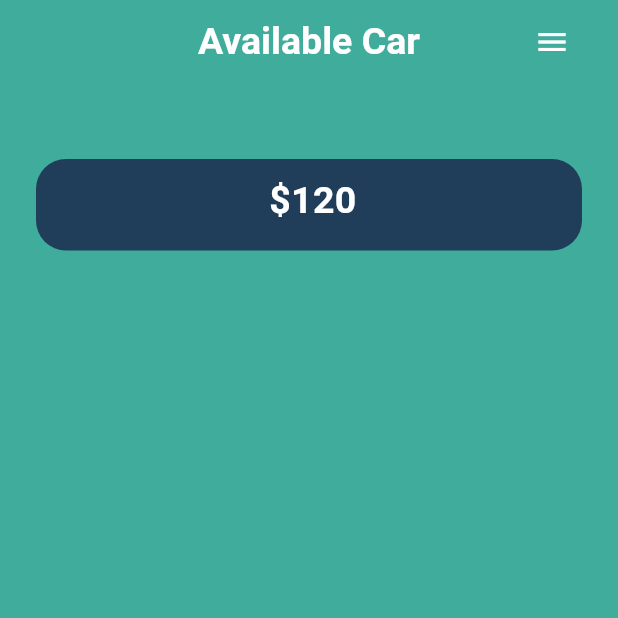
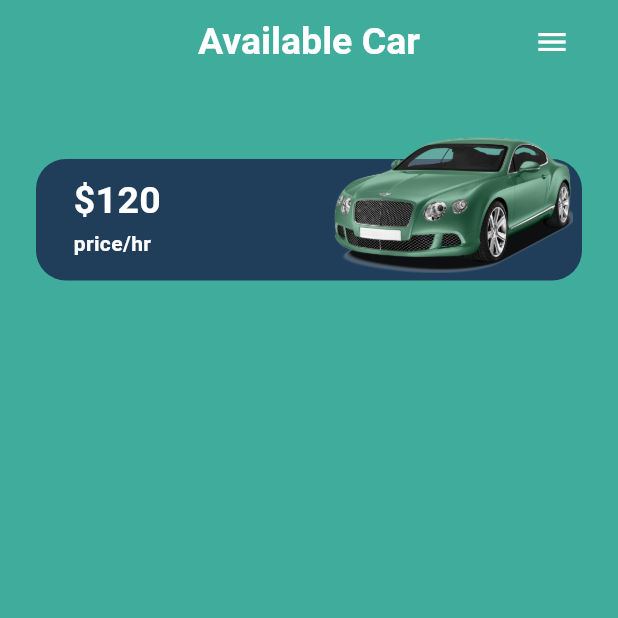
Before and after one commit to Yasitha-Bhanuka/car_app_UI, a Flutter app: the screen it shows after launch, on a phone screen of 412 x 824 dp, the top half of it. Run offline on Flutter 3.47's test engine with Material 3 defaults, Android fonts, the phone set to English and light mode, and no system bars.

Commit message:
Update asset paths and enhance layout in CarHomeScreen

```diff
--- a/lib/model/car.dart
+++ b/lib/model/car.dart
@@ -17,9 +17,10 @@ class Car {
 }
 
 List<Car> carList = [
-  Car('images/bentley.png', 120, 'Bentley', '3A 9200', '77/km', '5,5 L'),
-  Car('images/rolls_roys.png', 185, 'RR', '3A 9200', '77/km', '5,5 L'),
-  Car('images/mercedes.png', 100, 'Mercedes', '3A 9200', '77/km', '5,5 L'),
-  Car('images/audi.png', 90, 'Audi', '3A 9200', '77/km', '5,5 L'),
-  Car('images/bmw.png', 80, 'BMW', '3A 9200', '77/km', '5,5 L'),
+  Car('assets/images/bentley.png', 120, 'Bentley', '3A 9200', '77/km', '5,5 L'),
+  Car('assets/images/rolls_roys.png', 185, 'RR', '3A 9200', '77/km', '5,5 L'),
+  Car('assets/images/mercedes.png', 100, 'Mercedes', '3A 9200', '77/km',
+      '5,5 L'),
+  Car('assets/images/audi.png', 90, 'Audi', '3A 9200', '77/km', '5,5 L'),
+  Car('assets/images/bmw.png', 80, 'BMW', '3A 9200', '77/km', '5,5 L'),
 ];
--- a/lib/screens/Home/car_home_screen.dart
+++ b/lib/screens/Home/car_home_screen.dart
@@ -36,6 +36,7 @@ class CarHomeScreen extends StatelessWidget {
           return GestureDetector(
             onTap: () {},
             child: Container(
+              margin: EdgeInsets.only(bottom: 20),
               child: Stack(
                 children: [
                   Container(
@@ -48,6 +49,7 @@ class CarHomeScreen extends StatelessWidget {
                       borderRadius: BorderRadius.circular(20),
                     ),
                     child: Column(
+                      crossAxisAlignment: CrossAxisAlignment.start,
                       children: [
                         Text(
                           "\$${car.price.toString()}",
@@ -56,9 +58,18 @@ class CarHomeScreen extends StatelessWidget {
                               fontSize: 25,
                               fontWeight: FontWeight.bold),
                         ),
+                        Text(
+                          "price/hr",
+                          style: TextStyle(
+                              color: Colors.white, fontWeight: FontWeight.bold),
+                        )
                       ],
                     ),
-                  )
+                  ),
+                  Positioned(
+                    right: 30,
+                    child: Image.asset(car.image, width: 160, height: 160),
+                  ),
                 ],
               ),
             ),
--- a/pubspec.yaml
+++ b/pubspec.yaml
@@ -58,9 +58,8 @@ flutter:
   uses-material-design: true
 
   # To add assets to your application, add an assets section, like this:
-  # assets:
-  #   - images/a_dot_burr.jpeg
-  #   - images/a_dot_ham.jpeg
+  assets:
+    - assets/images/
 
   # An image asset can refer to one or more resolution-specific "variants", see
   # https://flutter.dev/to/resolution-aware-images
```
Also changed, not shown: assets/images/bentley.png (added).
